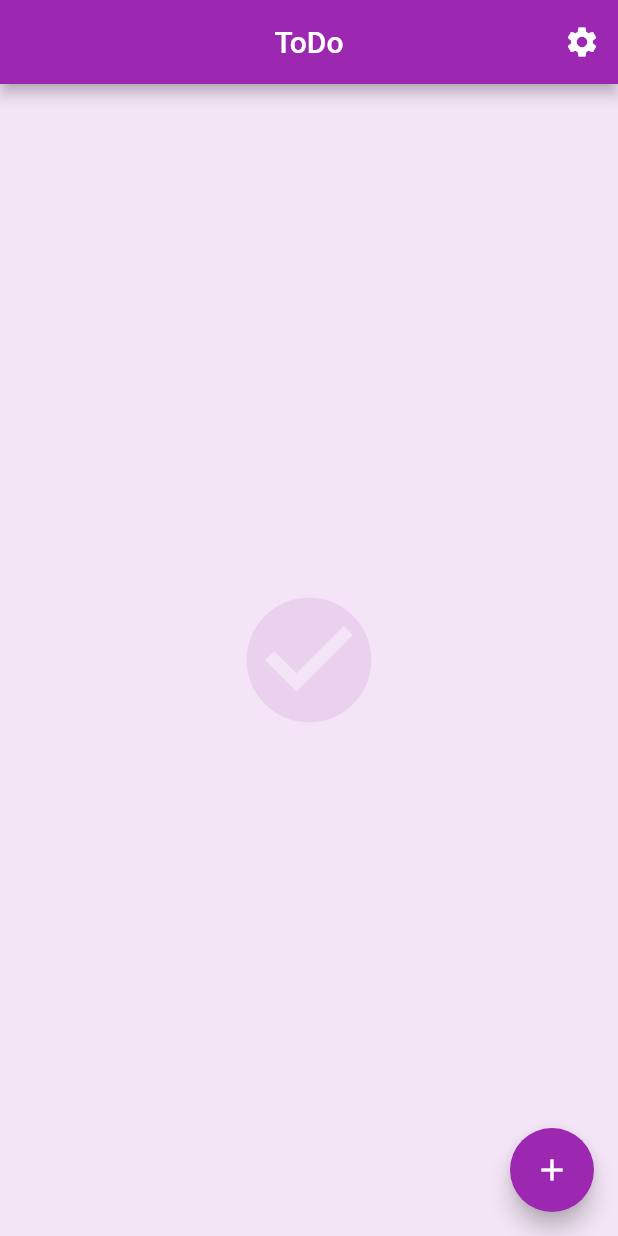
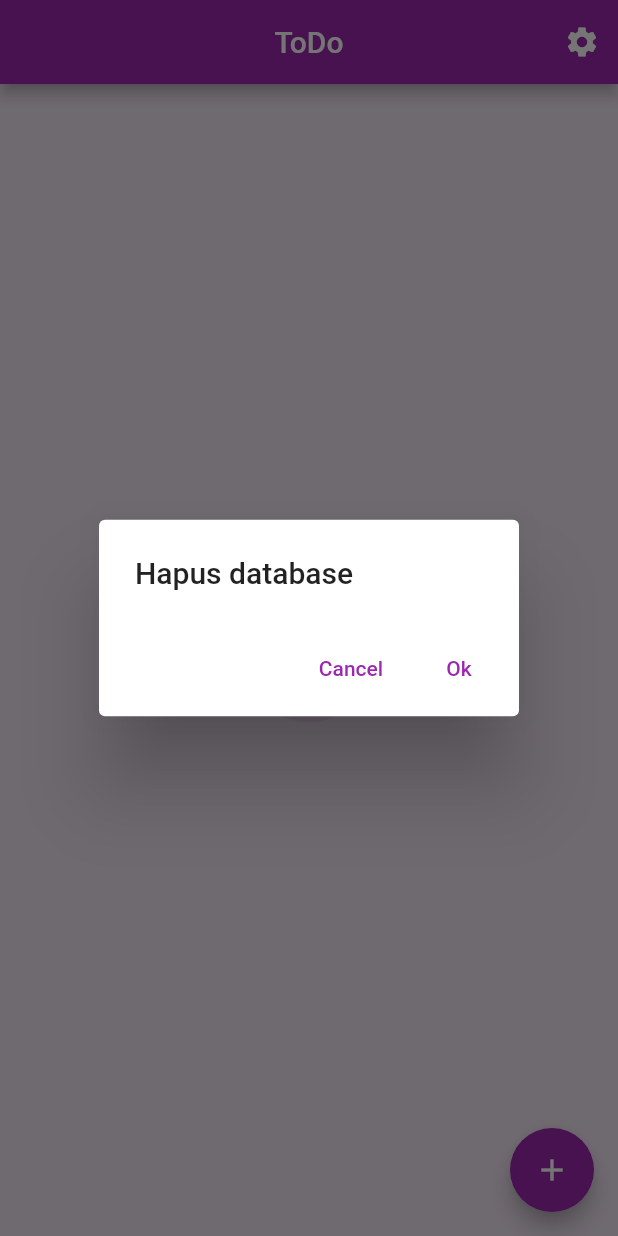
Before and after one commit to askaerlangga/todo_app, a Flutter app: the screen it shows after launch, after a tap on the "settings" icon, on a phone screen of 412 x 824 dp. Run offline on Flutter 3.47's test engine with Material 2 defaults, Android fonts, the phone set to English and light mode, and no system bars; our stand-ins replace sqflite; accounts and stored records are empty.

Commit message:
update 20231014

```diff
--- a/lib/app/database/instance.dart
+++ b/lib/app/database/instance.dart
@@ -24,4 +24,10 @@ class DatabaseInstance {
     _database = await _initDatabase();
     return _database!;
   }
+
+  // Future hapusDatabase() async {
+  //   Directory documentDirectory = await getApplicationDocumentsDirectory();
+  //   String path = join(documentDirectory.path, _databaseName);
+  //   await deleteDatabase(path);
+  // }
 }
--- a/lib/app/database/model/task_model.dart
+++ b/lib/app/database/model/task_model.dart
@@ -1,12 +1,19 @@
 class TaskModel {
   int? id;
   String? name;
-  dynamic isDone;
+  int? isDone;
+  String? date;
+  String? time;
 
-  TaskModel({this.id, this.name, this.isDone});
+  TaskModel({this.id, this.name, this.isDone, this.date, this.time});
 
   factory TaskModel.fromJson(Map<String, dynamic> json) {
     return TaskModel(
-        id: json['id'], name: json['name'], isDone: json['is_done']);
+      id: json['id'],
+      name: json['name'],
+      isDone: json['is_done'],
+      date: json['date'],
+      time: json['time'],
+    );
   }
 }
--- a/lib/app/database/table/task_table.dart
+++ b/lib/app/database/table/task_table.dart
@@ -9,11 +9,13 @@ class TaskTable {
   final String _id = 'id';
   final String _name = 'name';
   final String _isDone = 'is_done';
+  final String _date = 'date';
+  final String _time = 'time';
 
   // Create table
   Future create(Database db, int version) async {
     await db.execute(
-        'CREATE TABLE $_tableName ($_id INTEGER PRIMARY KEY, $_name TEXT NULL, $_isDone INTEGER NULL)');
+        'CREATE TABLE $_tableName ($_id INTEGER PRIMARY KEY, $_name TEXT NULL, $_isDone INTEGER NULL, $_date TEXT NULL, $_time TEXT NULL)');
   }
 
   Future<List<TaskModel>> selectAll() async {
@@ -39,4 +41,8 @@ class TaskTable {
     return await db.rawUpdate(
         'UPDATE $_tableName SET $column = ? WHERE id = ?', [value, id]);
   }
+
+  // void hapusDatabase() {
+  //   _databaseInstance.hapusDatabase();
+  // }
 }
--- a/lib/app/pages/home.dart
+++ b/lib/app/pages/home.dart
@@ -1,7 +1,5 @@
 import 'package:flutter/material.dart';
-import 'package:provider/provider.dart';
 import 'package:todo_app/app/database/table/task_table.dart';
-import 'package:todo_app/app/provider/task.dart';
 import 'package:todo_app/app/widgets/new_task_button.dart';
 import 'package:todo_app/app/widgets/task_card.dart';
 
@@ -15,19 +13,21 @@ class HomePage extends StatefulWidget {
 class _HomePageState extends State<HomePage> {
   final TaskTable _taskTable = TaskTable();
   final TextEditingController _taskController = TextEditingController();
+  String _selectedDate = '';
+  String _selectedTime = '';
 
   @override
   Widget build(BuildContext context) {
-    return ChangeNotifierProvider(
-      create: (context) => TaskProvider(),
-      child: Scaffold(
+    return Scaffold(
       backgroundColor: Colors.purple.shade50,
-        floatingActionButton:
-            Consumer<TaskProvider>(builder: (context, value, child) {
-          return NewTaskButton(
+      floatingActionButton: NewTaskButton(
         onPressed: () async {
-              await _taskTable
-                  .insert({'name': _taskController.text, 'is_done': 0});
+          await _taskTable.insert({
+            'name': _taskController.text,
+            'is_done': 0,
+            'date': _selectedDate,
+            'time': _selectedTime
+          });
           _taskController.clear();
 
           if (!context.mounted) return;
@@ -35,13 +35,45 @@ class _HomePageState extends State<HomePage> {
           setState(() {});
         },
         textController: _taskController,
-          );
-        }),
+        onPressedDatePicker: () async {
+          _selectedDate = (await showDatePicker(
+                  context: context,
+                  initialDate: DateTime.now(),
+                  firstDate: DateTime(2022),
+                  lastDate: DateTime.now()))
+              .toString();
+        },
+        onPressedTimePicker: () async {
+          _selectedTime = (await showTimePicker(
+                  context: context,
+                  initialTime: const TimeOfDay(hour: 0, minute: 0)))
+              .toString();
+        },
+      ),
       appBar: AppBar(
         title: const Text('ToDo'),
         centerTitle: true,
         actions: [
-            IconButton(onPressed: () {}, icon: const Icon(Icons.settings))
+          IconButton(
+              onPressed: () {
+                showDialog(
+                    context: context,
+                    builder: (context) => AlertDialog(
+                          title: const Text('Hapus database'),
+                          actions: [
+                            TextButton(
+                                onPressed: () =>
+                                    Navigator.pop(context, 'Cancel'),
+                                child: const Text('Cancel')),
+                            TextButton(
+                                onPressed: () {
+                                  // _taskTable.hapusDatabase();
+                                },
+                                child: const Text('Ok')),
+                          ],
+                        ));
+              },
+              icon: const Icon(Icons.settings))
         ],
       ),
       body: FutureBuilder(
@@ -69,12 +101,12 @@ class _HomePageState extends State<HomePage> {
                       isChecked:
                           (snapshot.data![index].isDone == 1) ? true : false,
                       onChanged: (value) async {
-                          await _taskTable.update(
-                              'is_done',
-                              (value == true) ? 1 : 0,
-                              snapshot.data![index].id!);
+                        await _taskTable.update('is_done',
+                            (value == true) ? 1 : 0, snapshot.data![index].id!);
                         setState(() {});
                       },
+                      date: _selectedDate,
+                      time: _selectedTime,
                     );
                   });
             } else {
@@ -83,7 +115,6 @@ class _HomePageState extends State<HomePage> {
               );
             }
           }),
-      ),
     );
   }
 }
--- a/lib/app/widgets/new_task_button.dart
+++ b/lib/app/widgets/new_task_button.dart
@@ -2,12 +2,16 @@ import 'package:flutter/material.dart';
 
 class NewTaskButton extends StatelessWidget {
   final void Function() onPressed;
+  final void Function() onPressedDatePicker;
+  final void Function() onPressedTimePicker;
   final TextEditingController textController;
 
   const NewTaskButton({
     required this.onPressed,
     required this.textController,
     super.key,
+    required this.onPressedDatePicker,
+    required this.onPressedTimePicker,
   });
 
   @override
@@ -46,25 +50,12 @@ class NewTaskButton extends StatelessWidget {
                       children: [
                         // DatePicker Button
                         IconButton(
-                            onPressed: () async {
-                              var selectedDate = await showDatePicker(
-                                  context: context,
-                                  initialDate: DateTime.now(),
-                                  firstDate: DateTime(2022),
-                                  lastDate: DateTime.now());
-                              print(selectedDate);
-                            },
+                            onPressed: onPressedDatePicker,
                             icon: const Icon(Icons.calendar_month)),
 
                         // TimePicker Button
                         IconButton(
-                          onPressed: () async {
-                            var selectedTime = await showTimePicker(
-                                context: context,
-                                initialTime:
-                                    const TimeOfDay(hour: 0, minute: 0));
-                            print(selectedTime);
-                          },
+                          onPressed: onPressedTimePicker,
                           icon: const Icon(Icons.access_time),
                         ),
                         const Spacer(),
```
Also changed, not shown: lib/app/widgets/task_card.dart (+7 -3 lines). Lines whose indentation alone changed are shown as unchanged.
